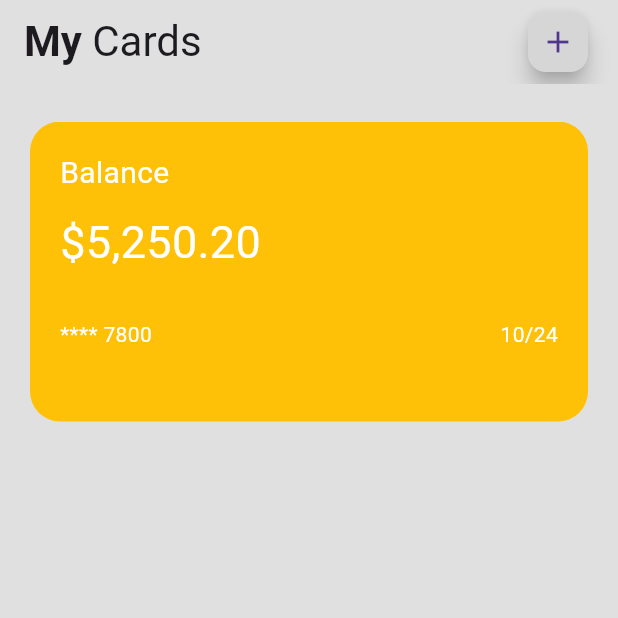
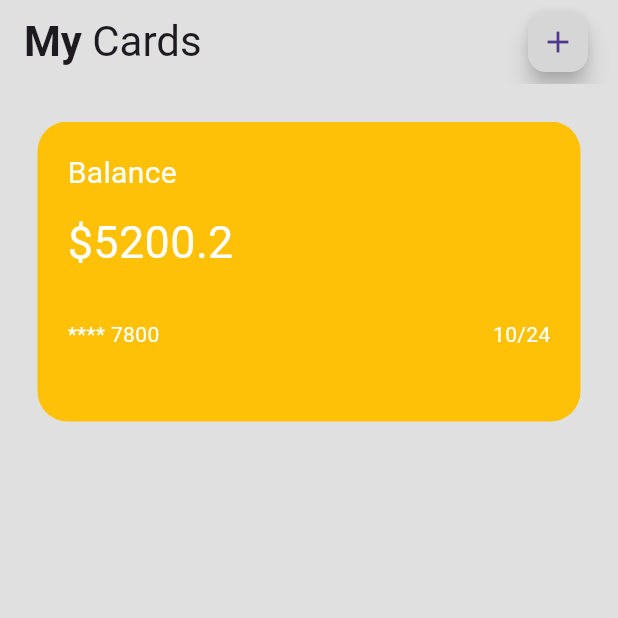
Before and after one commit to eduard-zxc/wallet-app, a Flutter app: the screen it shows after launch, on a phone screen of 412 x 824 dp, the top half of it. Run offline on Flutter 3.47's test engine with Material 3 defaults, Android fonts, the phone set to English and light mode, and no system bars.

Commit message:
refactor: individual MyCard instances

```diff
--- a/lib/pages/home.dart
+++ b/lib/pages/home.dart
@@ -55,10 +55,25 @@ class _HomeState extends State<Home> {
             height: 200,
             child: PageView(
               scrollDirection: Axis.horizontal,
-              children: const [
-                MyCard(),
-                MyCard(),
-                MyCard(),
+              children: [
+                MyCard(
+                  balance: 5200.20,
+                  cardNumber: '**** 7800',
+                  expirationDate: '10/24',
+                  cardColor: Colors.amber,
+                ),
+                MyCard(
+                  balance: 12555.00,
+                  cardNumber: '1456 **21',
+                  expirationDate: '11/26',
+                  cardColor: Colors.indigo,
+                ),
+                MyCard(
+                  balance: 586.10,
+                  cardNumber: '5670 ****',
+                  expirationDate: '03/25',
+                  cardColor: Colors.green,
+                ),
               ],
             ),
           ),
--- a/lib/util/my_card.dart
+++ b/lib/util/my_card.dart
@@ -1,49 +1,59 @@
 import 'package:flutter/material.dart';
 
 class MyCard extends StatelessWidget {
-  const MyCard({super.key});
+  double balance;
+  String cardNumber;
+  String expirationDate;
+  Color cardColor;
+
+  MyCard(
+      {super.key,
+      required this.balance,
+      required this.cardNumber,
+      required this.expirationDate,
+      required this.cardColor});
 
   @override
   Widget build(BuildContext context) {
     return Container(
       padding: const EdgeInsets.all(20),
-      margin: const EdgeInsets.symmetric(horizontal: 20),
+      margin: const EdgeInsets.symmetric(horizontal: 25),
       width: 300,
       decoration: BoxDecoration(
-          borderRadius: BorderRadius.circular(20), color: Colors.amber),
-      child: const Column(
+          borderRadius: BorderRadius.circular(20), color: cardColor),
+      child: Column(
         crossAxisAlignment: CrossAxisAlignment.start,
         children: [
-          Text(
+          const Text(
             'Balance',
             style: TextStyle(
               color: Colors.white,
               fontSize: 20,
             ),
           ),
-          SizedBox(
+          const SizedBox(
             height: 10,
           ),
           Text(
-            '\$5,250.20',
-            style: TextStyle(
+            '\$${balance.toString()}',
+            style: const TextStyle(
               fontSize: 30,
               color: Colors.white,
             ),
           ),
-          SizedBox(
+          const SizedBox(
             height: 30,
           ),
           Row(
             mainAxisAlignment: MainAxisAlignment.spaceBetween,
             children: [
               Text(
-                '**** 7800',
-                style: TextStyle(color: Colors.white),
+                cardNumber,
+                style: const TextStyle(color: Colors.white),
               ),
               Text(
-                '10/24',
-                style: TextStyle(
+                expirationDate,
+                style: const TextStyle(
                   color: Colors.white,
                 ),
               ),
```
